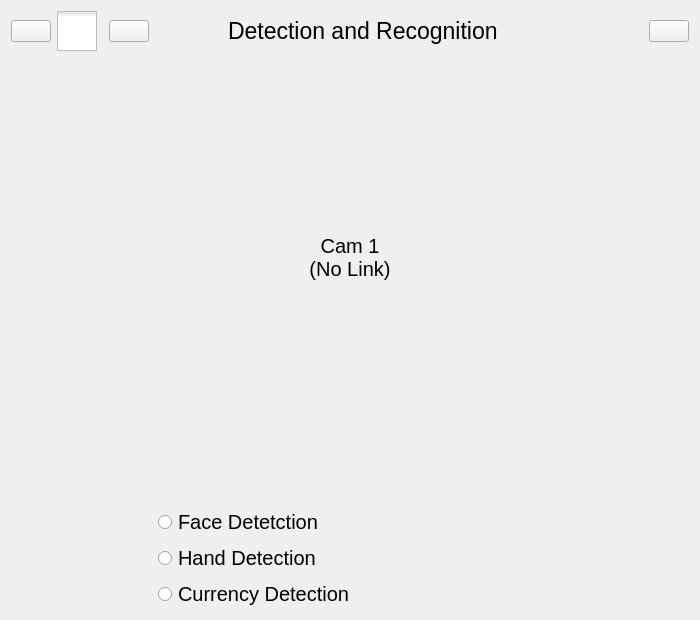
Before: the Qt Designer form UI/main.ui in YehiaEhab16/Face-Detection-and-Recognition, drawn with Qt 5.
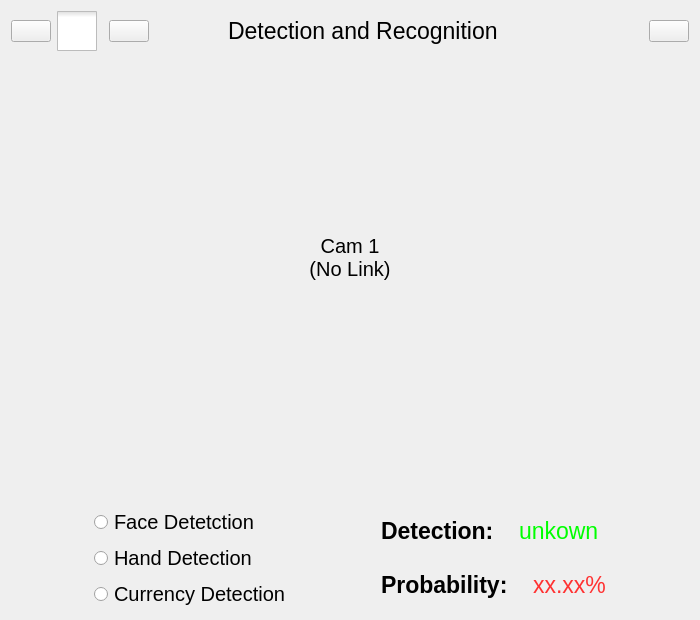
After: the same form once the commit is applied. Icons and pictures are not drawn.

Diff of the .ui file:
```diff
--- a/UI/main.ui
+++ b/UI/main.ui
@@ -1435,7 +1435,7 @@
             </font>
            </property>
            <property name="text">
-            <string/>
+            <string>Detection:   </string>
            </property>
           </widget>
          </item>
@@ -1450,7 +1450,7 @@
             <string notr="true">color: rgb(0, 255, 0);</string>
            </property>
            <property name="text">
-            <string/>
+            <string>unkown</string>
            </property>
           </widget>
          </item>
@@ -1467,7 +1467,7 @@
             </font>
            </property>
            <property name="text">
-            <string/>
+            <string>Probability:   </string>
            </property>
           </widget>
          </item>
@@ -1482,7 +1482,7 @@
             <string notr="true">color: rgb(255, 50, 50);</string>
            </property>
            <property name="text">
-            <string/>
+            <string>xx.xx%</string>
            </property>
           </widget>
          </item>
```
